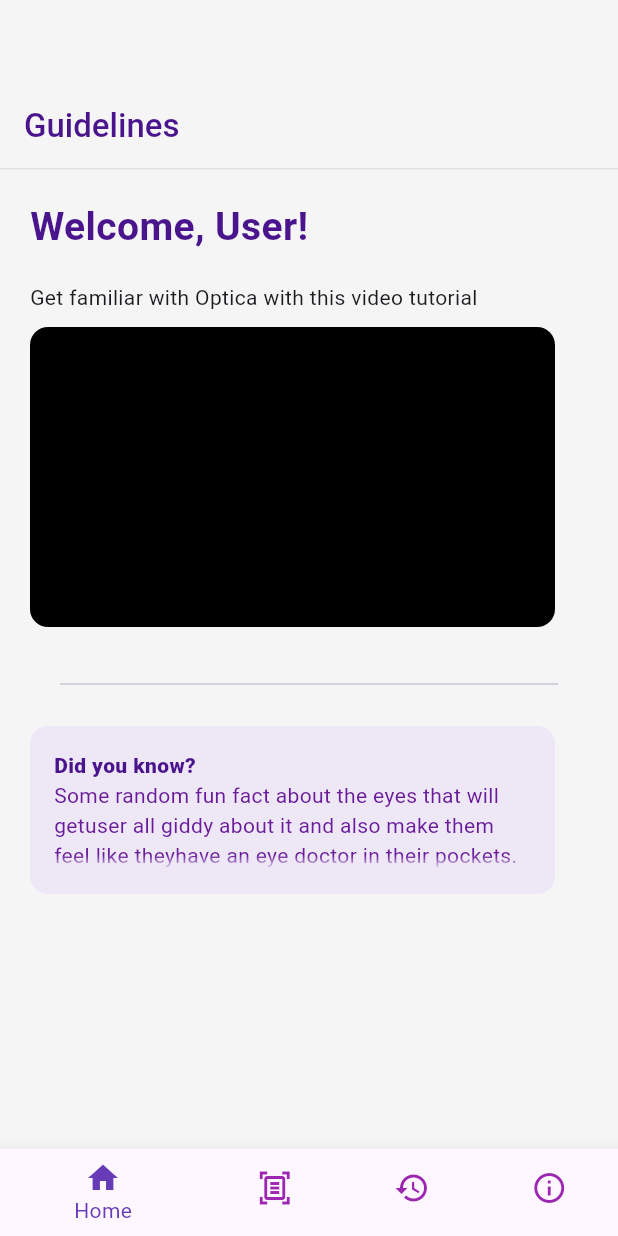
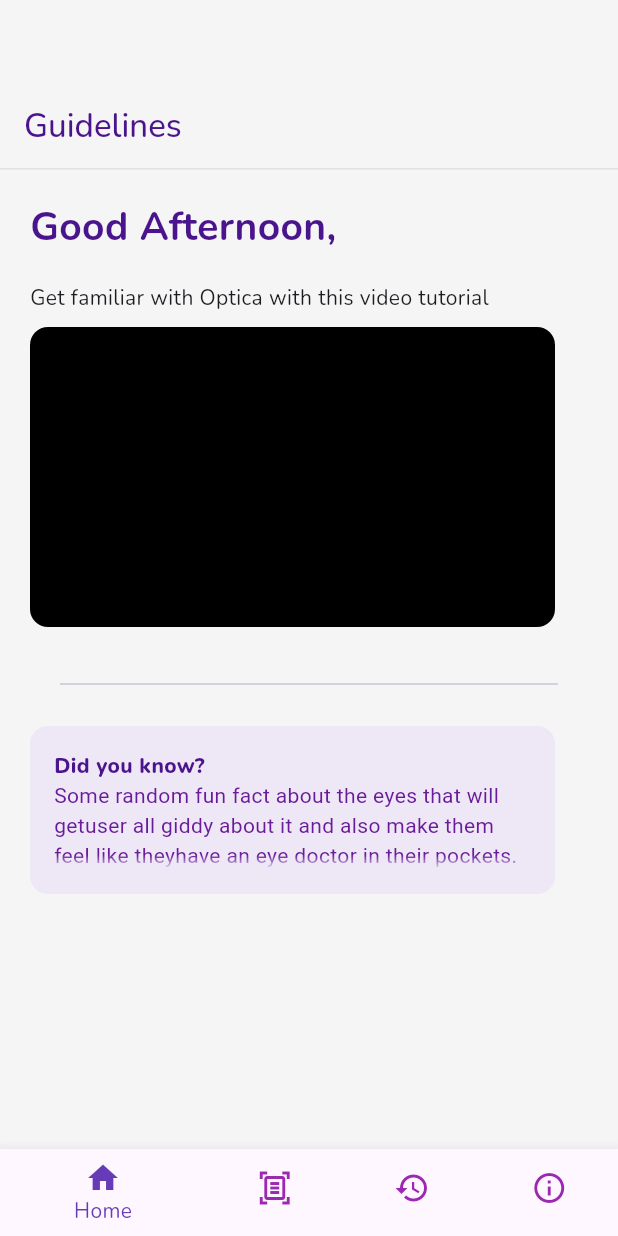
Before and after one commit to Optica-AI/flutter, a Flutter app: the screen it shows after launch, on a phone screen of 412 x 824 dp. Run offline on Flutter 3.47's test engine with Material 3 defaults, Android fonts, the phone set to English and light mode, and no system bars; our stand-ins replace google_fonts.

```diff
--- a/lib/main.dart
+++ b/lib/main.dart
@@ -3,7 +3,7 @@ import 'package:optica_app/src/screens/history.dart';
 import 'package:optica_app/src/screens/splash.dart';
 import 'package:optica_app/src/screens/tcs.dart';
 import 'package:optica_app/src/widgets/navbar.dart';
-// import 'package:google_fonts/google_fonts.dart';
+import 'package:google_fonts/google_fonts.dart';
 
 void main(){
   runApp(const MyApp());
@@ -20,7 +20,7 @@ class MyApp extends StatelessWidget{
         primarySwatch: Colors.deepPurple,
         scaffoldBackgroundColor: Colors.grey[100],
         primaryColor: Colors.deepPurple.shade400,
-        // fontFamily: GoogleFonts.nunito().fontFamily,
+        fontFamily: GoogleFonts.nunito().fontFamily,
         appBarTheme: AppBarTheme(
           color: Colors.grey[100],
         ),
--- a/lib/src/screens/home_screen.dart
+++ b/lib/src/screens/home_screen.dart
@@ -29,7 +29,7 @@ class HomeScreen extends StatelessWidget {
               Padding(
                 padding: EdgeInsets.only(bottom: 18.0),
                 child: Text(
-                  "Welcome, User!",
+                  "Good Afternoon,",
                   style: TextStyle(
                     color: Colors.purple[900],
                     fontSize: 26.0,
--- a/pubspec.yaml
+++ b/pubspec.yaml
@@ -29,12 +29,13 @@ environment:
 dependencies:
   flutter:
     sdk: flutter
-  google_fonts: ^3.0.1
+  google_fonts: ^6.2.1
 
 
   # The following adds the Cupertino Icons font to your application.
   # Use with the CupertinoIcons class for iOS style icons.
   cupertino_icons: ^1.0.2
+  camera: ^0.11.0+1
 
 dev_dependencies:
   flutter_test:
@@ -46,7 +47,7 @@ dev_dependencies:
   # activated in the `analysis_options.yaml` file located at the root of your
   # package. See that file for information about deactivating specific lint
   # rules and activating additional ones.
-  flutter_lints: ^2.0.0
+  flutter_lints: ^4.0.0
 
 # For information on the generic Dart part of this file, see the
 # following page: https://dart.dev/tools/pub/pubspec
```
Also changed, not shown: lib/src/screens/About.dart (added), lib/src/screens/legal_agreement.dart (added), pubspec.lock, 2 other files.
